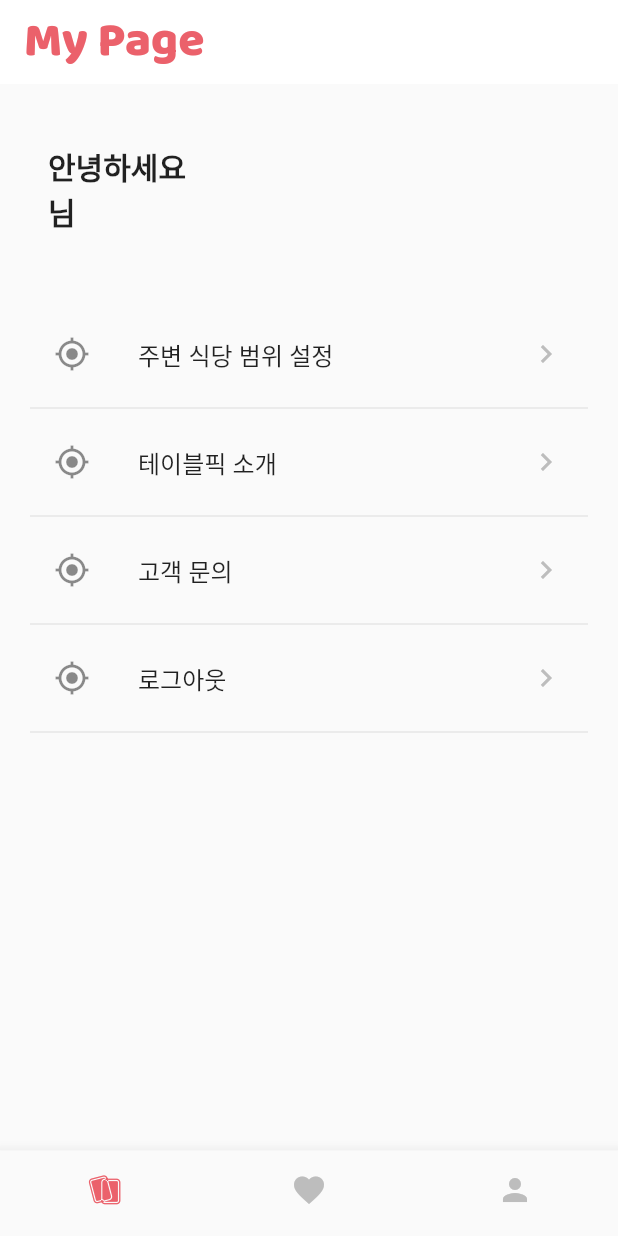
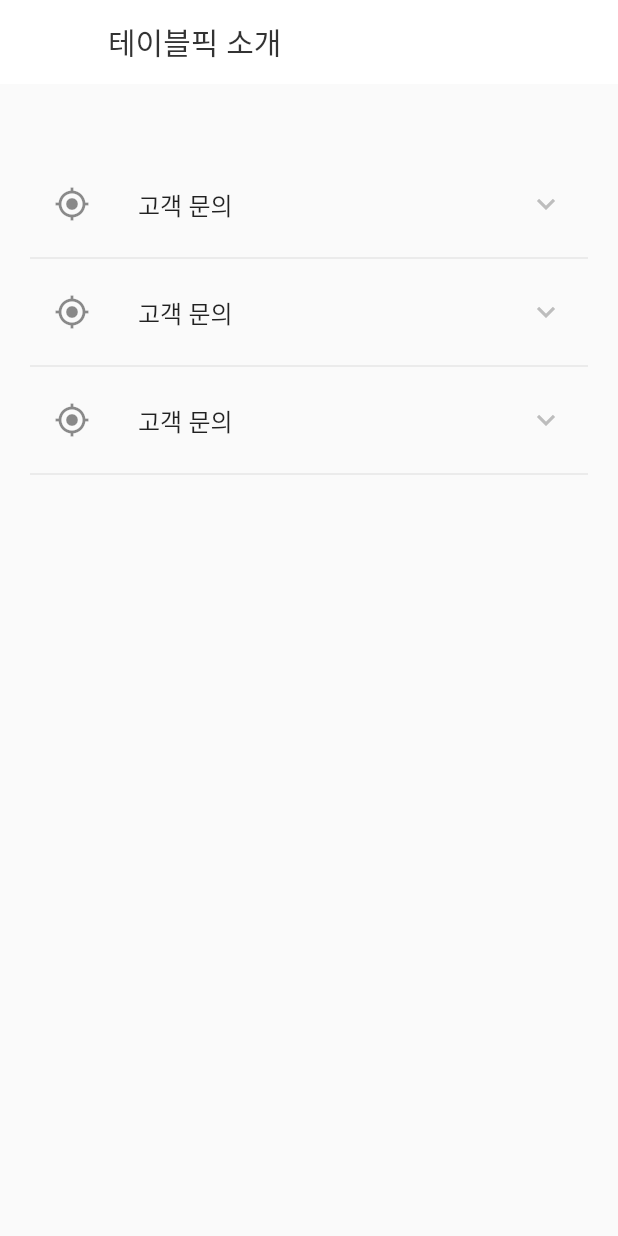
Before and after one commit to masterOfRandom/EatHub_flutter, a Flutter app: the screen it shows once a user with an empty profile is signed in, after a tap on "테이블픽 소개", on a phone screen of 412 x 824 dp. Run offline on Flutter 3.47's test engine with Material 2 defaults, Android fonts, the phone set to English and light mode, and no system bars; our stand-ins replace cached_network_image, cloud_firestore, email_validator, firebase_auth, firebase_core, flutter_svg and 3 more; accounts and stored records are empty.

Commit message:
[added] 테이블픽 소개 페이지 init

```diff
--- /dev/null
+++ b/lib/screens/my_page_screens/introduce_screen.dart
@@ -0,0 +1,46 @@
+import 'package:eathub/getx/getx_controller.dart';
+import 'package:eathub/utils/colors.dart';
+import 'package:eathub/utils/global_var.dart';
+import 'package:eathub/widgets/introduce/introduce_list.dart';
+import 'package:eathub/widgets/my_page/logout_button.dart';
+import 'package:eathub/widgets/my_page/my_page_list.dart';
+import 'package:eathub/widgets/my_page/say_hello_text.dart';
+import 'package:flutter/material.dart';
+import 'package:get/get.dart';
+
+class IntroduceScreen extends StatefulWidget {
+  const IntroduceScreen({Key? key}) : super(key: key);
+
+  @override
+  State<IntroduceScreen> createState() => _IntroduceScreenState();
+}
+
+class _IntroduceScreenState extends State<IntroduceScreen> {
+  final controller = Get.put(GController());
+  final userController = Get.put(UserController());
+
+  @override
+  Widget build(BuildContext context) {
+    return Scaffold(
+      appBar: AppBar(
+        backgroundColor: backgroundWhiteColor,
+        title: const Text(
+          '테이블픽 소개',
+          style: pageTitleTextStyle,
+        ),
+        elevation: 0,
+      ),
+      body: Container(
+        padding: EdgeInsets.all(20),
+        child: Column(
+          mainAxisAlignment: MainAxisAlignment.start,
+          crossAxisAlignment: CrossAxisAlignment.start,
+          children: [
+            const SizedBox(height: 32),
+            const IntroduceList(),
+          ],
+        ),
+      ),
+    );
+  }
+}
--- a/lib/screens/mypick_screens.dart/my_pick_screen.dart
+++ b/lib/screens/mypick_screens.dart/my_pick_screen.dart
@@ -44,7 +44,7 @@ class _MyPickScreenState extends State<MyPickScreen>
           backgroundColor: backgroundWhiteColor,
           title: const Text(
             'My Pick',
-            style: mainTitleTextStyle,
+            style: pageTitleTextStyle,
           ),
           elevation: 0,
         ),
--- a/lib/screens/select_card_screen/select_card_screen.dart
+++ b/lib/screens/select_card_screen/select_card_screen.dart
@@ -60,7 +60,7 @@ class _SelectCardScreenState extends State<SelectCardScreen> {
         backgroundColor: backgroundWhiteColor,
         title: const Text(
           'Tablepick',
-          style: mainTitleTextStyle,
+          style: pageTitleTextStyle,
         ),
         elevation: 0,
       ),
--- a/lib/utils/global_var.dart
+++ b/lib/utils/global_var.dart
@@ -23,6 +23,8 @@ const mainTitleTextStyle = TextStyle(
     fontWeight: FontWeight.w900,
     color: primaryRedColor,
     fontSize: 32);
+const pageTitleTextStyle = TextStyle(
+    fontWeight: FontWeight.w500, color: primaryBlackColor, fontSize: 20);
 List<Widget> homeScreenItems = [
   const MyPageScreen(),
   const SelectCardScreen(),
--- /dev/null
+++ b/lib/widgets/introduce/introduce_list.dart
@@ -0,0 +1,48 @@
+import 'package:eathub/getx/getx_controller.dart';
+import 'package:eathub/resources/auth_methods.dart';
+import 'package:eathub/screens/my_page_screens/introduce_screen.dart';
+import 'package:eathub/utils/colors.dart';
+import 'package:eathub/widgets/my_page/logout_dialog.dart';
+import 'package:eathub/widgets/my_page/set_range_dialog.dart';
+import 'package:flutter/cupertino.dart';
+import 'package:flutter/material.dart';
+import 'package:get/get.dart';
+
+class IntroduceList extends StatefulWidget {
+  const IntroduceList({Key? key}) : super(key: key);
+
+  @override
+  State<IntroduceList> createState() => _SettingListState();
+}
+
+class _SettingListState extends State<IntroduceList> {
+  Widget _myPageTile({
+    required IconData lead,
+    required String text,
+    required VoidCallback callback,
+  }) {
+    return ListTile(
+      leading: Icon(lead),
+      title: Text(text),
+      trailing: Icon(
+        Icons.expand_more,
+        color: grayScaleGray4,
+      ),
+      onTap: callback,
+    );
+  }
+
+  @override
+  Widget build(BuildContext context) {
+    return Column(
+      children: [
+        _myPageTile(lead: Icons.gps_fixed, text: '고객 문의', callback: () {}),
+        Divider(),
+        _myPageTile(lead: Icons.gps_fixed, text: '고객 문의', callback: () {}),
+        Divider(),
+        _myPageTile(lead: Icons.gps_fixed, text: '고객 문의', callback: () {}),
+        Divider(),
+      ],
+    );
+  }
+}
--- a/lib/widgets/my_page/logout_button.dart
+++ b/lib/widgets/my_page/logout_button.dart
@@ -15,6 +15,6 @@ class LogoutButton extends StatelessWidget {
           controller.removeFoods();
           AuthMethods().logOut();
         },
-        child: Text('logout'));
+        child: const Text('logout'));
   }
 }
--- a/lib/widgets/my_page/logout_dialog.dart
+++ b/lib/widgets/my_page/logout_dialog.dart
@@ -30,6 +30,7 @@ class LogoutDialog extends StatelessWidget {
             controller.removeCheckedFoods();
             controller.removeFoods();
             AuthMethods().logOut();
+            Navigator.pop(context);
           },
         ),
       ],
--- a/lib/widgets/my_page/my_page_list.dart
+++ b/lib/widgets/my_page/my_page_list.dart
@@ -1,5 +1,6 @@
 import 'package:eathub/getx/getx_controller.dart';
 import 'package:eathub/resources/auth_methods.dart';
+import 'package:eathub/screens/my_page_screens/introduce_screen.dart';
 import 'package:eathub/utils/colors.dart';
 import 'package:eathub/widgets/my_page/logout_dialog.dart';
 import 'package:eathub/widgets/my_page/set_range_dialog.dart';
@@ -47,7 +48,12 @@ class _SettingListState extends State<MyPageList> {
                   });
             }),
         Divider(),
-        _myPageTile(lead: Icons.gps_fixed, text: '테이블픽 소개', callback: () {}),
+        _myPageTile(
+            lead: Icons.gps_fixed,
+            text: '테이블픽 소개',
+            callback: () {
+              Get.to(IntroduceScreen());
+            }),
         Divider(),
         _myPageTile(lead: Icons.gps_fixed, text: '고객 문의', callback: () {}),
         Divider(),
--- a/lib/widgets/my_page/set_range_dialog.dart
+++ b/lib/widgets/my_page/set_range_dialog.dart
@@ -73,7 +73,7 @@ class _SetRangeDialogState extends State<SetRangeDialog> {
       ),
       content: Column(
         children: [
-          Text('주변 식당을 탐색하는 거리 범위를 설정해보세요'),
+          Text('주변 식당을 탐색하는\n거리 범위를 설정해보세요'),
           CupertinoSlider(
             thumbColor: primaryRedColor,
             activeColor: primaryRedColor,
--- a/lib/widgets/next_button.dart
+++ b/lib/widgets/next_button.dart
@@ -17,7 +17,7 @@ class NextButton extends StatelessWidget {
               color: primaryRedColor,
               borderRadius: BorderRadius.circular(10),
             ),
-            child: const CircularProgressIndicator(color: primaryRedColor))
+            child: const CircularProgressIndicator(color: backgroundWhiteColor))
         : GestureDetector(
             onTap: callback,
             child: Container(
```
